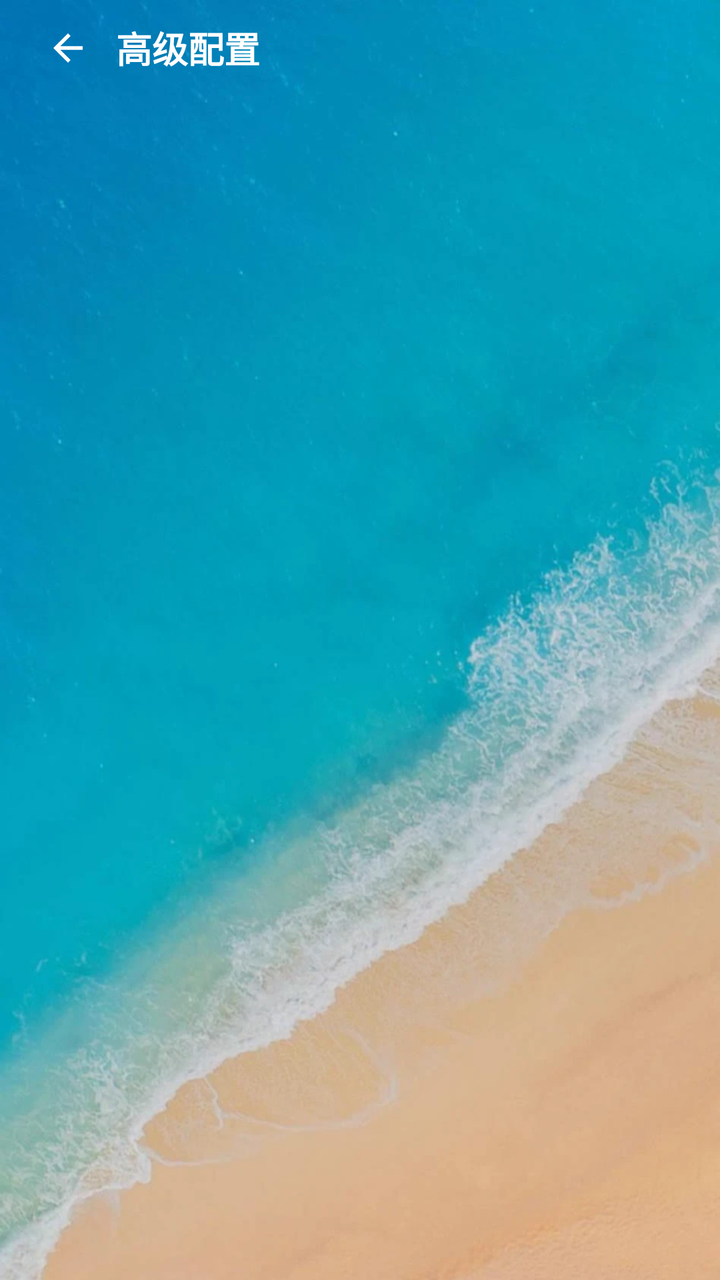
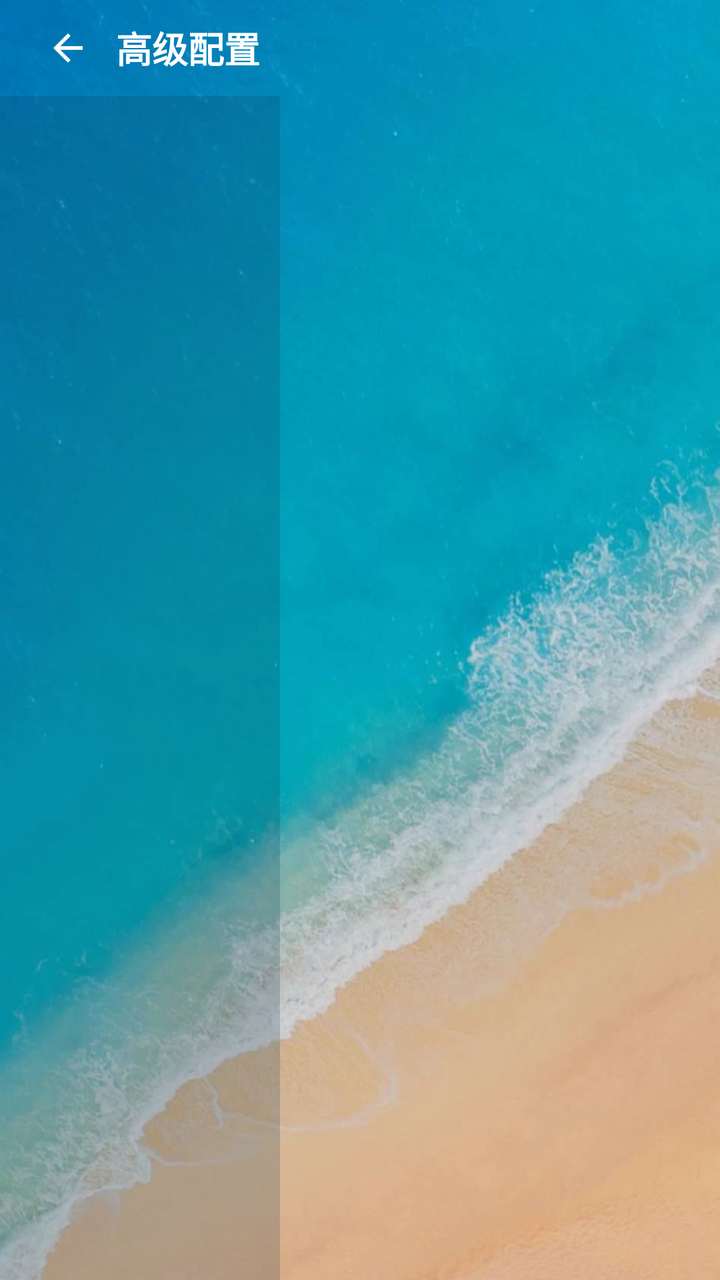

Compare the two renders of this Android layout. The source of the first and the diff that turns it into the second are given below.
<!-- AndroidManifest.xml: application theme AppTheme -->
<!-- res/layout/activity_advanced_config.xml -->
<?xml version="1.0" encoding="utf-8"?>
<LinearLayout xmlns:android="http://schemas.android.com/apk/res/android"
    xmlns:app="http://schemas.android.com/apk/res-auto"
    android:layout_width="match_parent"
    android:layout_height="match_parent"
    android:fitsSystemWindows="true"
    android:orientation="vertical">

    <LinearLayout
        android:layout_width="match_parent"
        android:layout_height="48dp"
        android:gravity="center_vertical"
        android:orientation="horizontal"
        android:paddingStart="14dp"
        android:paddingEnd="14dp">

        <ImageView
            android:id="@+id/ivBack"
            android:layout_width="40dp"
            android:layout_height="40dp"
            android:background="?attr/selectableItemBackgroundBorderless"
            android:padding="9dp"
            android:src="@drawable/ic_back"
            app:tint="@color/text_primary" />

        <TextView
            android:layout_width="0dp"
            android:layout_height="wrap_content"
            android:layout_weight="1"
            android:layout_marginStart="4dp"
            android:text="高级配置"
            android:textColor="@color/text_primary"
            android:textSize="18sp"
            android:textStyle="bold" />
    </LinearLayout>

    <LinearLayout
        android:layout_width="match_parent"
        android:layout_height="0dp"
        android:layout_weight="1"
        android:orientation="horizontal">

        <ListView
            android:id="@+id/listMenu"
            android:layout_width="140dp"
            android:layout_height="match_parent"
            android:background="@color/bg_card" />

        <FrameLayout
            android:id="@+id/contentFrame"
            android:layout_width="0dp"
            android:layout_height="match_parent"
            android:layout_weight="1"
            android:padding="12dp" />
    </LinearLayout>
</LinearLayout>
<!-- resources referenced by this layout -->
<resources>
  <color name="text_primary">#FFFFFF</color>
  <!-- drawable ic_back (drawable) -->
  <?xml version="1.0" encoding="utf-8"?>
  <vector xmlns:android="http://schemas.android.com/apk/res/android"
      android:width="24dp"
      android:height="24dp"
      android:viewportWidth="24"
      android:viewportHeight="24">
      <path
          android:fillColor="#FFFFFF"
          android:pathData="M20,11H7.83l5.59,-5.59L12,4l-8,8 8,8 1.41,-1.41L7.83,13H20v-2z" />
  </vector>
  <style name="AppTheme" parent="Base.AppTheme" />
  <style name="Base.AppTheme" parent="Theme.Material3.Dark.NoActionBar">
          <item name="colorPrimary">@color/colorPrimary</item>
          <item name="colorOnPrimary">@color/colorOnPrimary</item>
          <item name="colorPrimaryVariant">@color/colorPrimaryVariant</item>
          <item name="android:statusBarColor">@android:color/transparent</item>
          <item name="android:navigationBarColor">@android:color/transparent</item>
          <item name="android:windowBackground">@drawable/bg_beach</item>
          <item name="android:windowDrawsSystemBarBackgrounds">true</item>
          <item name="android:forceDarkAllowed">false</item>
      </style>
  <color name="colorPrimary">#2BC4D8</color>
  <color name="colorOnPrimary">#06202A</color>
  <color name="colorPrimaryVariant">#1FA7BC</color>
  <!-- drawable bg_beach: webp bitmap (drawable-nodpi, 64794 bytes) -->
</resources>

<!-- the commit's change to res/layout/activity_advanced_config.xml (unified diff, before → after) -->
@@ -44,7 +44,7 @@
             android:id="@+id/listMenu"
             android:layout_width="140dp"
             android:layout_height="match_parent"
-            android:background="@color/bg_card" />
+            android:background="@color/card_bg" />
 
         <FrameLayout
             android:id="@+id/contentFrame"
<!-- resource entries referenced after the edit -->
@@ -1,5 +1,6 @@
 <!-- resources referenced by this layout -->
 <resources>
+  <color name="card_bg">#3313384A</color>
   <color name="text_primary">#FFFFFF</color>
   <!-- drawable ic_back (drawable) -->
   <?xml version="1.0" encoding="utf-8"?>
